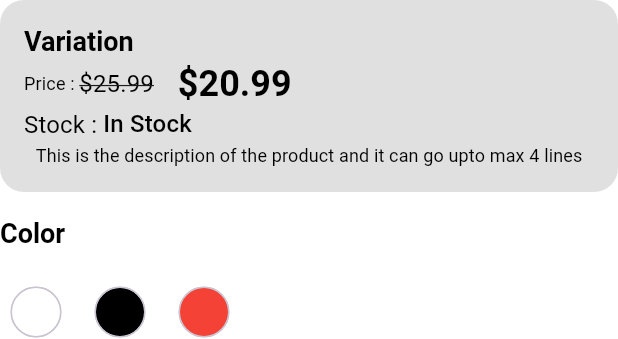
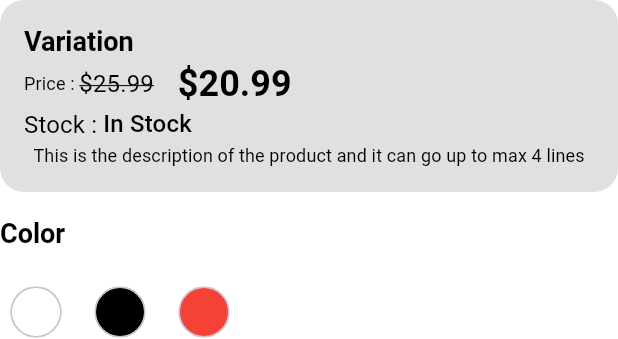
Before and after one commit to 1lordraiden1/XStore, a Flutter app: the XProductAttributes widget shown alone on an empty page, opened directly with sample values from the repository, on a phone screen of 412 x 824 dp. Shown: the top 339 px of the screen. Run offline on Flutter 3.47's test engine with Material 3 defaults, Android fonts, the phone set to English and light mode, and no system bars; our stand-ins replace cached_network_image, carousel_slider, cloud_firestore, connectivity_plus, firebase_auth, firebase_core and 12 more; accounts and stored records are empty; network calls fail; Roboto replaces fonts that are missing (Poppins); project files that could hold a hidden picture were left out.

Commit message:
features added

```diff
--- a/lib/features/shop/controllers/product/variation_controller.dart
+++ b/lib/features/shop/controllers/product/variation_controller.dart
@@ -9,7 +9,7 @@ class VariationController extends GetxController {
   Rx<ProductVariationsModel> selectedVariation =
       ProductVariationsModel.empty().obs;
 
-  void onAttributesAvailablityInVariation(
+  void onAttributesAvailabilityInVariation(
       List<ProductVariationsModel> variation, String attributeName) {}
 
   void getProductVariationStockStatus() {
--- a/lib/features/shop/screens/product_details/widgets/product_attributes.dart
+++ b/lib/features/shop/screens/product_details/widgets/product_attributes.dart
@@ -72,7 +72,7 @@ class XProductAttributes extends StatelessWidget {
 
               const XProductTitleText(
                 title:
-                    "This is the description of the product and it can go upto max 4 lines",
+                    "This is the description of the product and it can go up to max 4 lines",
                 smallSize: true,
                 maxLines: 4,
               ),
```
